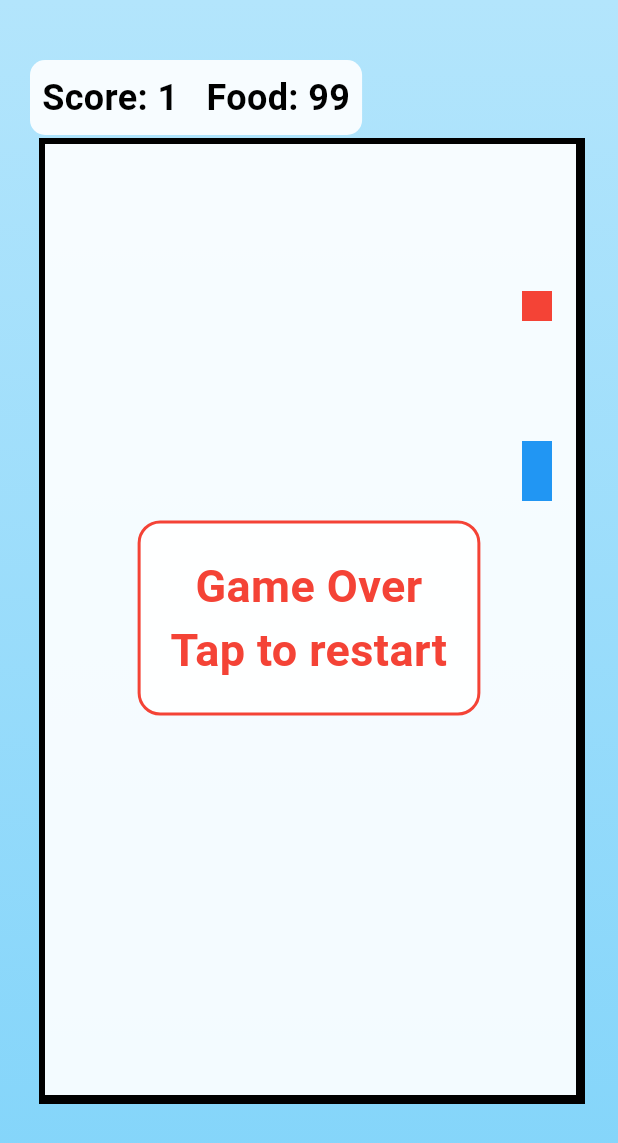
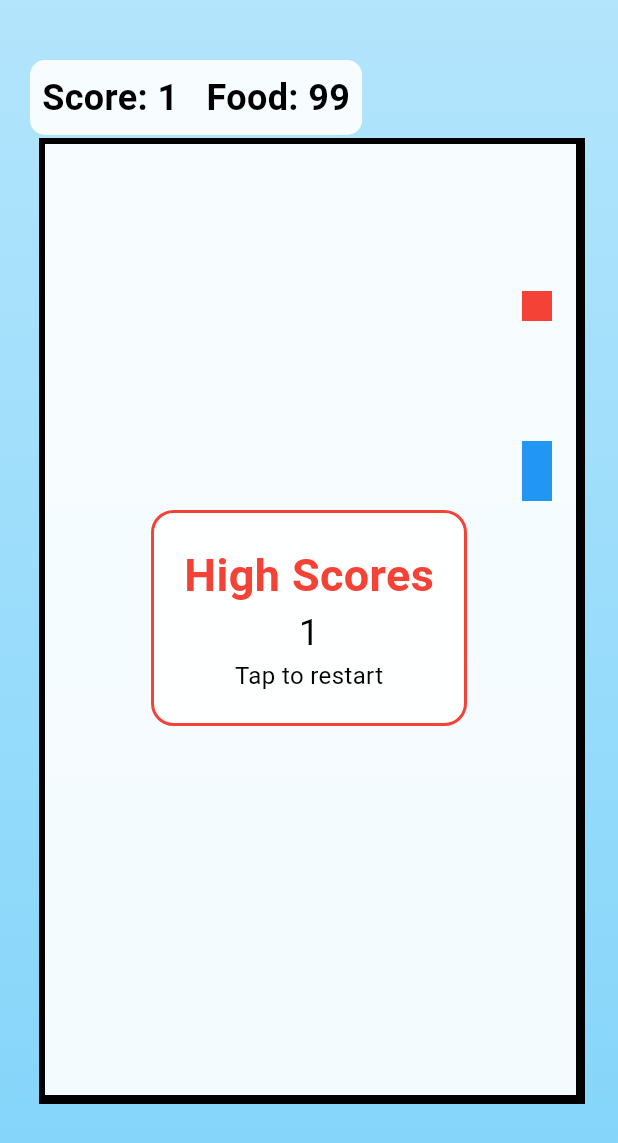
Before and after one commit to mwoDevelop/alex-snake-game-mobi, a Flutter app: the screen it shows after launch, on a phone screen of 412 x 824 dp. Shown: the top 1143 px of the screen. Run offline on Flutter 3.47's test engine with Material 3 defaults, Android fonts, the phone set to English and light mode, and no system bars.

Commit message:
Tablica wynikow

```diff
--- a/lib/game/snake_game.dart
+++ b/lib/game/snake_game.dart
@@ -29,6 +29,7 @@ class _SnakeGameState extends State<SnakeGame> {
   late SnakeBot snakeBot; // Dodanie instancji SnakeBot
   Direction? userNextDirection;
   int foodCount = initialFoodCount; // Zmiana na użycie stałej
+  List<int> highScores = []; // Lista wyników
 
   @override
   void initState() {
@@ -116,6 +117,13 @@ class _SnakeGameState extends State<SnakeGame> {
 
   void _gameOver() {
     timer.cancel();
+    if (score > 0) {
+      highScores.add(score);
+      highScores.sort((a, b) => b.compareTo(a)); // Sortuj malejąco
+      if (highScores.length > 5) {
+        highScores.removeLast(); // Zachowaj tylko 5 najlepszych wyników
+      }
+    }
     setState(() {
       isGameOver = true;
     });
@@ -227,7 +235,8 @@ class _SnakeGameState extends State<SnakeGame> {
                       color: Colors.white.withAlpha(230),
                       borderRadius: BorderRadius.circular(15),                      border: Border.all(color: Colors.red, width: 2),
                     ),
-                    child: const Text(
+                    child: highScores.isEmpty
+                        ? const Text(
                             'Game Over\nTap to restart',
                             textAlign: TextAlign.center,
                             style: TextStyle(
@@ -235,6 +244,34 @@ class _SnakeGameState extends State<SnakeGame> {
                               fontSize: 30,
                               fontWeight: FontWeight.bold,
                             ),
+                          )
+                        : Column(
+                            mainAxisSize: MainAxisSize.min,
+                            children: [
+                              const Text(
+                                'High Scores',
+                                style: TextStyle(
+                                  color: Colors.red,
+                                  fontSize: 30,
+                                  fontWeight: FontWeight.bold,
+                                ),
+                              ),
+                              for (var highScore in highScores)
+                                Text(
+                                  highScore.toString(),
+                                  style: const TextStyle(
+                                    color: Colors.black,
+                                    fontSize: 24,
+                                  ),
+                                ),
+                              const Text(
+                                'Tap to restart',
+                                style: TextStyle(
+                                  color: Colors.black,
+                                  fontSize: 16,
+                                ),
+                              ),
+                            ],
                           ),
                   ),
                 ),
```
Lines whose indentation alone changed are shown as unchanged.
